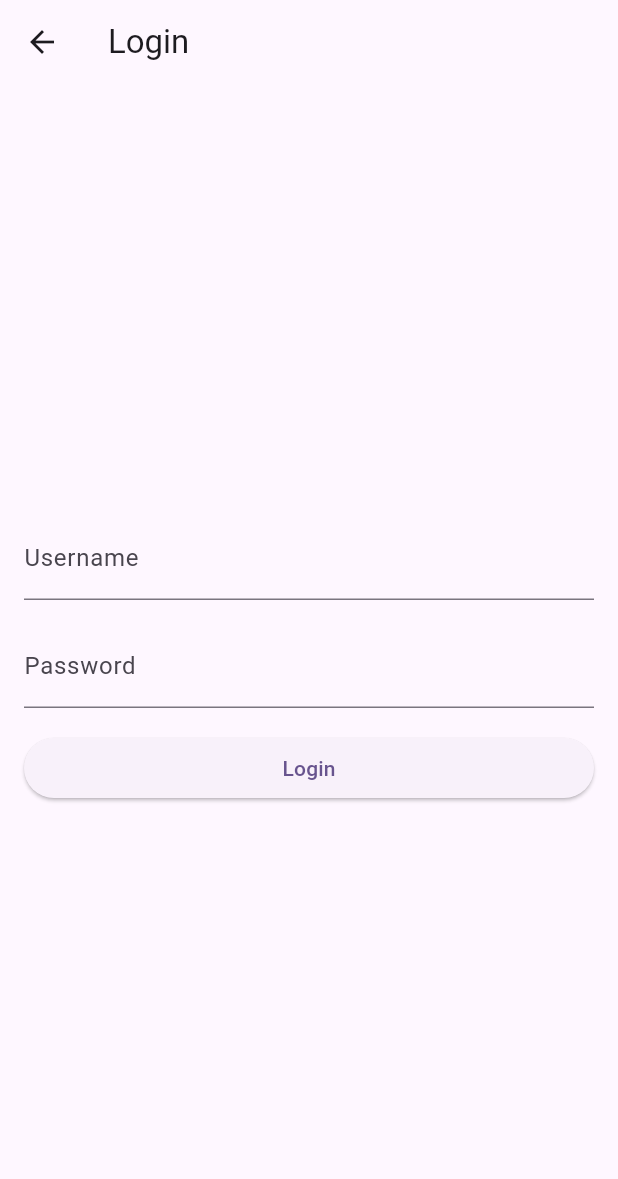
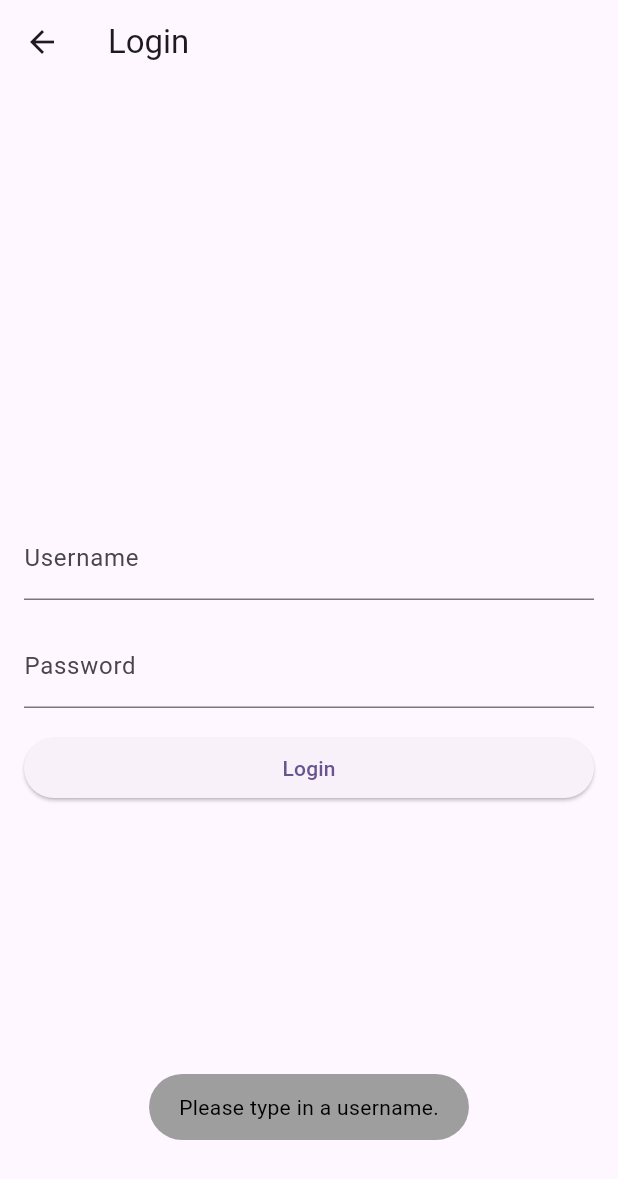
Before and after one commit to venoric/food-bank-android, a Flutter app: the LoginScreen screen opened directly, after a tap on "Login", on a phone screen of 412 x 824 dp. Shown: the top 1179 px of the screen. Run offline on Flutter 3.47's test engine with Material 3 defaults, Android fonts, the phone set to English and light mode, and no system bars; our stand-ins replace fluttertoast; missing offline and left inert: postgres.

Commit message:
see full commit message
* add toast messages for error messages (using fluttertoast)
* split username and password emptiness check into two if statements

```diff
--- a/lib/main.dart
+++ b/lib/main.dart
@@ -1,5 +1,6 @@
 import 'package:flutter/material.dart';
 import 'package:postgres/postgres.dart';
+import 'package:fluttertoast/fluttertoast.dart';
 
 void main() {
   runApp(const App());
@@ -12,6 +13,7 @@ class App extends StatelessWidget {
   @override
   Widget build(BuildContext context) {
     return MaterialApp(
+      builder: FToastBuilder(),
       title: 'FoodBank',
       theme: ThemeData(
         colorScheme: ColorScheme.fromSeed(seedColor: Colors.deepPurple),
@@ -115,10 +117,28 @@ class LoginScreen extends StatelessWidget {
                 // --- User Login ---
 
                 // Check for empty username or password
-                if (_username.isEmpty || _password.isEmpty) {
+                if (_username.isEmpty) {
                   // Display error message to user
-
+                  Fluttertoast.showToast(
+                    msg: 'Please type in a username.',
+                    toastLength: Toast.LENGTH_SHORT,
+                    gravity: ToastGravity.BOTTOM,
+                    timeInSecForIosWeb: 1,
+                    backgroundColor: Colors.grey,
+                    textColor: Colors.black
+                  );
                   return;
+                }
+                if (_password.isEmpty) {
+                  // Display error message to user
+                  Fluttertoast.showToast(
+                      msg: 'Please type in a password.',
+                      toastLength: Toast.LENGTH_SHORT,
+                      gravity: ToastGravity.BOTTOM,
+                      timeInSecForIosWeb: 1,
+                      backgroundColor: Colors.grey,
+                      textColor: Colors.black
+                  );
                 }
                 // Connect to DB
                 final conn = await Connection.open(
@@ -136,7 +156,14 @@ class LoginScreen extends StatelessWidget {
                 );
                 if (result.toList().isEmpty) {
                   // Case: No user with the specified username and password exists in the database
-
+                  Fluttertoast.showToast(
+                      msg: 'No user with the supplied credentials exists.',
+                      toastLength: Toast.LENGTH_SHORT,
+                      gravity: ToastGravity.BOTTOM,
+                      timeInSecForIosWeb: 1,
+                      backgroundColor: Colors.grey,
+                      textColor: Colors.black
+                  );
                   return;
                 }
                 // Close connection
@@ -256,11 +283,25 @@ class RegistrationScreen extends StatelessWidget {
                 );
                 if (result.toList().isNotEmpty) {
                   // Case: A user with the specified username and/or email already exists in the database
-                  print("DEBUG: A user with the specified username and/or password already exists in the database.");
+                  Fluttertoast.showToast(
+                      msg: 'A user with the specified username and/or password already exists.',
+                      toastLength: Toast.LENGTH_SHORT,
+                      gravity: ToastGravity.BOTTOM,
+                      timeInSecForIosWeb: 1,
+                      backgroundColor: Colors.grey,
+                      textColor: Colors.black
+                  );
                   return;
                 }
                 // Show registration success message
-
+                Fluttertoast.showToast(
+                    msg: 'Registration successful!',
+                    toastLength: Toast.LENGTH_SHORT,
+                    gravity: ToastGravity.BOTTOM,
+                    timeInSecForIosWeb: 1,
+                    backgroundColor: Colors.grey,
+                    textColor: Colors.black
+                );
                 // Close connection
                 await conn.close();
                 // Go to home screen
--- a/pubspec.yaml
+++ b/pubspec.yaml
@@ -36,6 +36,7 @@ dependencies:
   # Use with the CupertinoIcons class for iOS style icons.
   cupertino_icons: ^1.0.6
   postgres: ^3.0.8
+  fluttertoast: ^8.2.4
 
 dev_dependencies:
   flutter_test:
```
Also changed, not shown: pubspec.lock, 1 other file.
